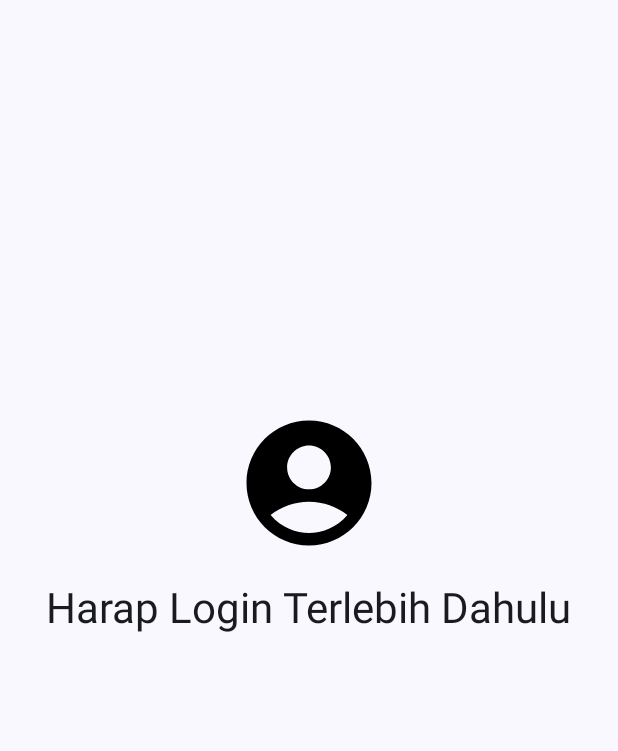
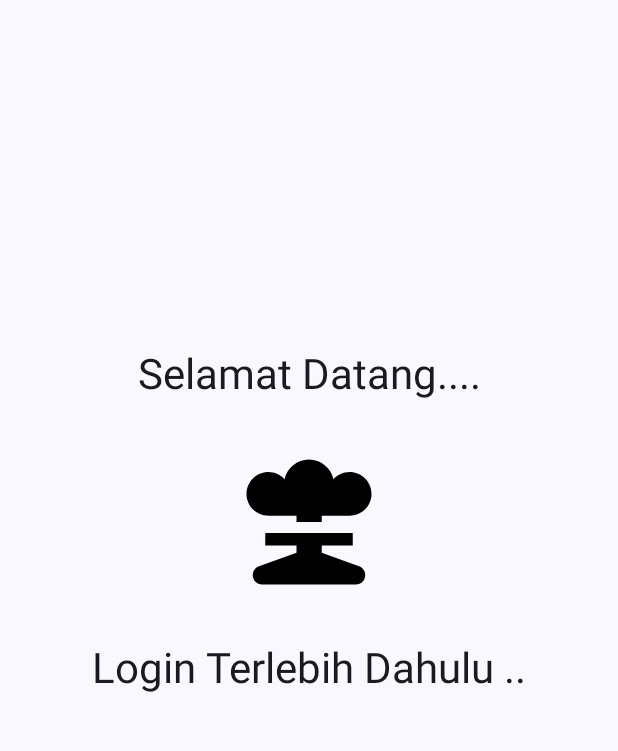
Before and after one commit to Muhammadkafaby/Assesment-3-Mobro1, an Android app built with Jetpack Compose: the screen it shows after launch (MainActivity), on a phone screen of 412 x 824 dp, the part 96-847 px from its top. Run offline under Robolectric (Android 15) with nearby library versions, the phone set to English and light mode, and no system bars; libraries missing offline, so code that uses them is left out: com.canhub.cropper; pictures from the network do not load; 1 statement that could not run was skipped.

Commit message:
Perubahan Screen

```diff
--- a/app/src/main/java/org/d3if0149/assesment3/ui/screen/DisplayAlertDialog.kt
+++ b/app/src/main/java/org/d3if0149/assesment3/ui/screen/DisplayAlertDialog.kt
@@ -18,10 +18,10 @@ fun DisplayAlertDialog(
 ) {
     if (openDialog){
         AlertDialog(
-            text = { Text(text = stringResource(R.string.hapus))},
+            text = { Text(text = stringResource(R.string.HapusData))},
             confirmButton = {
                 TextButton(onClick = { onConfirmation() }) {
-                    Text(text = stringResource(R.string.hapus))
+                    Text(text = stringResource(R.string.hapus2))
                 }
             },
             dismissButton = {
--- a/app/src/main/java/org/d3if0149/assesment3/ui/screen/MainScreen.kt
+++ b/app/src/main/java/org/d3if0149/assesment3/ui/screen/MainScreen.kt
@@ -185,17 +185,23 @@ fun MainScreen() {
     contentAlignment = Alignment.Center
 ) {
     Column(horizontalAlignment = Alignment.CenterHorizontally) {
+        Text(
+            text = stringResource(id = R.string.ketikHome),
+            style = MaterialTheme.typography.headlineMedium,
+            color = MaterialTheme.colorScheme.onBackground,
+            modifier = Modifier.padding(30.dp) // Menambahkan padding di atas teks
+        )
        Icon(
-            imageVector = Icons.Default.AccountCircle,
+           painter = painterResource(id = R.drawable.baseline_nuke_24),
             contentDescription = "User Icon",
             tint = colorResource(id = R.color.black),
-            modifier = Modifier.size(100.dp)
+            modifier = Modifier.size(100.dp).padding()
         )
         Text(
             text = stringResource(id = R.string.harapLogin),
             style = MaterialTheme.typography.headlineMedium,
             color = MaterialTheme.colorScheme.onBackground,
-            modifier = Modifier.padding(top = 16.dp) // Menambahkan padding di atas teks
+            modifier = Modifier.padding(30.dp) // Menambahkan padding di atas teks
         )
     }
 }
--- a/app/src/main/res/values/strings.xml
+++ b/app/src/main/res/values/strings.xml
@@ -1,7 +1,7 @@
 <resources>
     <string name="app_name">Store</string>
     <string name="gambar">Gambar %1$s</string>
-    <string name="error">Gagal memuat data.. Koneksi error</string>
+    <string name="error">Gagal memuat data | HTTP 404 </string>
     <string name="try_again">Coba lagi</string>
     <string name="profil">Profil</string>
     <string name="tutup">Tutup</string>
@@ -14,5 +14,8 @@
     <string name="hapus">hapus</string>
     <string name="store_name">Barang:</string>
     <string name="deskripsiBawah">Deskripsi:</string>
-    <string name="harapLogin">Harap Login Terlebih Dahulu</string>
+    <string name="harapLogin">Login Terlebih Dahulu ..</string>
+    <string name="hapus2">Hapus</string>
+    <string name="HapusData">Apakah Yakin Ingin Menghapus Data?</string>
+    <string name="ketikHome">Selamat Datang....</string>
 </resources>
```
